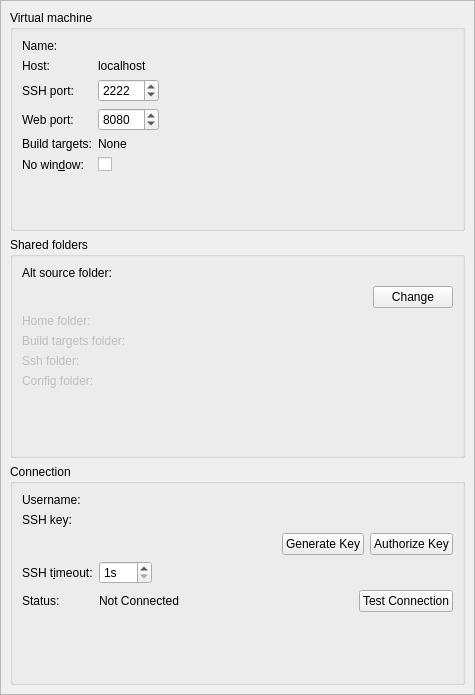
This is src/plugins/mer/mersdkdetailswidget.ui in sailfishos/sailfish-qtcreator as Qt 5 draws it before an edit. The edited form follows.
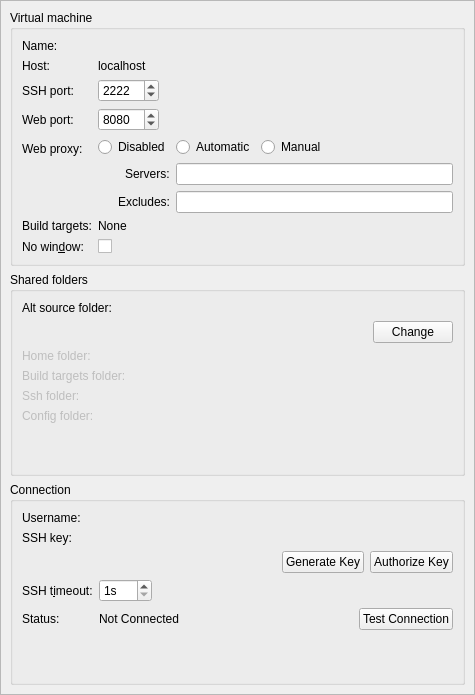
This is the edited form. Custom widgets are drawn as their Qt base class.

Commit message: Mer: Add proxy configuration support to build engine options

What changed in the file:
```diff
--- a/src/plugins/mer/mersdkdetailswidget.ui
+++ b/src/plugins/mer/mersdkdetailswidget.ui
@@ -42,8 +42,8 @@
        <rect>
         <x>0</x>
         <y>0</y>
-        <width>471</width>
-        <height>691</height>
+        <width>473</width>
+        <height>724</height>
        </rect>
       </property>
       <layout class="QVBoxLayout" name="scrollAreaContentsLayout">
@@ -192,13 +192,65 @@
            </layout>
           </item>
           <item row="4" column="0">
+           <widget class="QLabel" name="wwwProxyLabel">
+            <property name="text">
+             <string>Web proxy:</string>
+            </property>
+           </widget>
+          </item>
+          <item row="4" column="1">
+           <layout class="QGridLayout" name="gridLayout" columnstretch="0,0,1">
+            <item row="3" column="1" colspan="2">
+             <widget class="QLineEdit" name="wwwProxyExcludesLine"/>
+            </item>
+            <item row="3" column="0" alignment="Qt::AlignRight">
+             <widget class="QLabel" name="wwwProxyExcludesLabel">
+              <property name="text">
+               <string>Excludes:</string>
+              </property>
+             </widget>
+            </item>
+            <item row="2" column="1" colspan="2">
+             <widget class="QLineEdit" name="wwwProxyServersLine"/>
+            </item>
+            <item row="0" column="0">
+             <widget class="QRadioButton" name="wwwProxyDisabledButton">
+              <property name="text">
+               <string>Disabled</string>
+              </property>
+             </widget>
+            </item>
+            <item row="2" column="0" alignment="Qt::AlignRight">
+             <widget class="QLabel" name="wwwProxyServersLabel">
+              <property name="text">
+               <string>Servers:</string>
+              </property>
+             </widget>
+            </item>
+            <item row="0" column="2">
+             <widget class="QRadioButton" name="wwwProxyManualButton">
+              <property name="text">
+               <string>Manual</string>
+              </property>
+             </widget>
+            </item>
+            <item row="0" column="1">
+             <widget class="QRadioButton" name="wwwProxyAutomaticButton">
+              <property name="text">
+               <string>Automatic</string>
+              </property>
+             </widget>
+            </item>
+           </layout>
+          </item>
+          <item row="5" column="0">
            <widget class="QLabel" name="targetsLabel">
             <property name="text">
              <string>Build targets:</string>
             </property>
            </widget>
           </item>
-          <item row="4" column="1">
+          <item row="5" column="1">
            <widget class="QLabel" name="targetsListLabel">
             <property name="sizePolicy">
              <sizepolicy hsizetype="MinimumExpanding" vsizetype="Preferred">
@@ -214,7 +266,7 @@
             </property>
            </widget>
           </item>
-          <item row="5" column="0">
+          <item row="6" column="0">
            <widget class="QLabel" name="headlessLabel">
             <property name="text">
              <string>No win&amp;dow:</string>
@@ -224,7 +276,7 @@
             </property>
            </widget>
           </item>
-          <item row="5" column="1">
+          <item row="6" column="1">
            <widget class="QCheckBox" name="headlessCheckBox">
             <property name="toolTip">
              <string>&lt;html&gt;&lt;head/&gt;&lt;body&gt;&lt;p&gt;If enabled the virtual machine will be run in a windowless mode (default).&lt;/p&gt;&lt;p&gt;Changing this setting requires restarting the virtual machine.&lt;/p&gt;&lt;p&gt;&lt;br/&gt;&lt;/p&gt;&lt;/body&gt;&lt;/html&gt;</string>
```
The commit also changes 7 other files.
